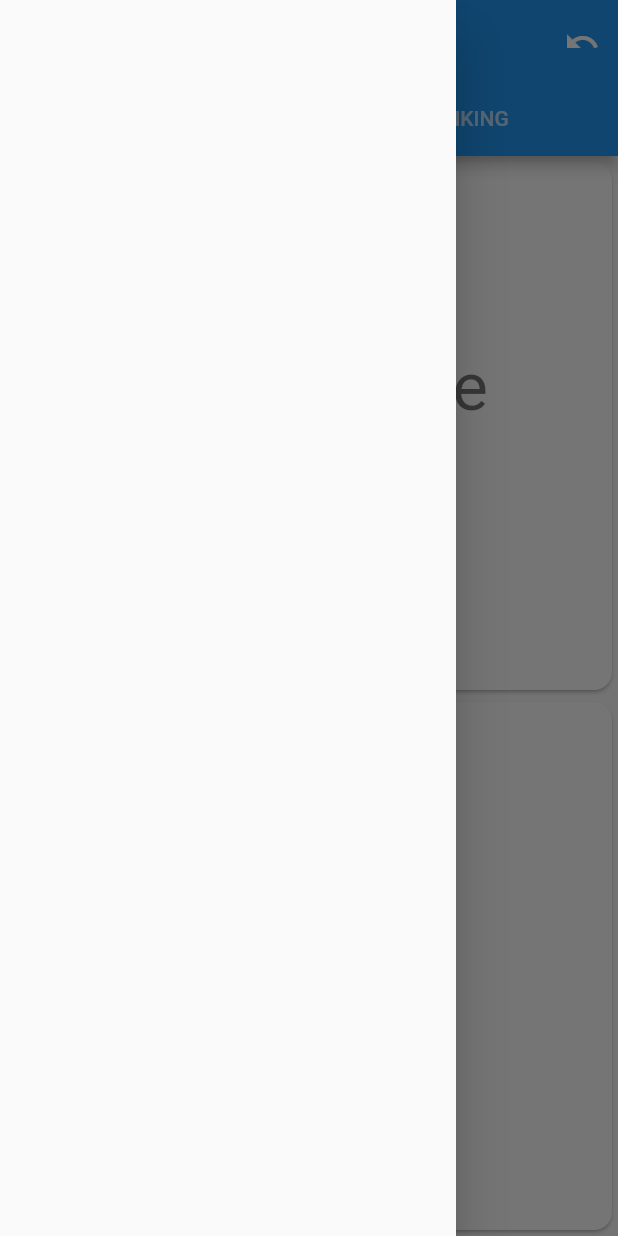
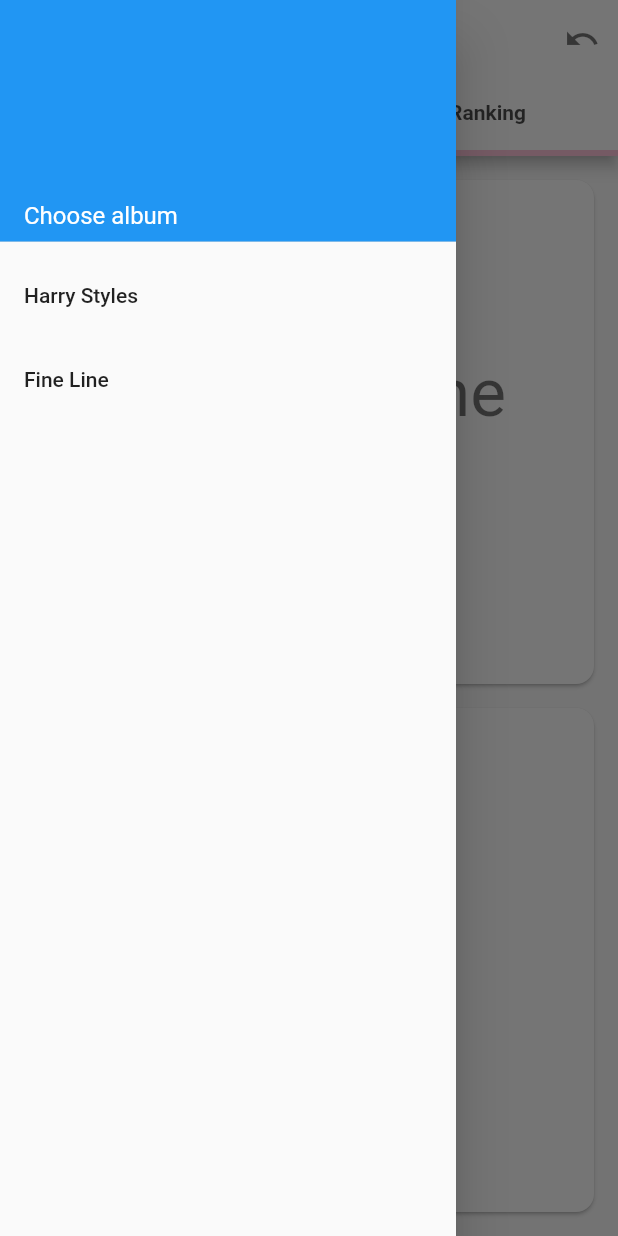
Before and after one commit to guilhermepata/song_ranker, a Flutter app: the screen it shows after launch, with the side drawer open, on a phone screen of 412 x 824 dp. Run offline on Flutter 3.47's test engine with Material 2 defaults, Android fonts, the phone set to English and light mode, and no system bars; drawn by our look-alikes of percent_indicator.

Commit message:
Updated look

```diff
--- a/lib/classes.dart
+++ b/lib/classes.dart
@@ -1,12 +1,15 @@
+import 'package:flutter/material.dart';
+
 class Album {
-  final List<Song> songs = List<Song>();
+  final List<Song> songs = <Song>[];
   final List<String> songNames;
+  final String title;
   final String artUrl;
   final Set<Set<int>> pairs = Set<Set<int>>();
-  final List<Set<int>> possiblePairs = List<Set<int>>();
+  final List<Set<int>> possiblePairs = <Set<int>>[];
   int index = 0;
 
-  Album(this.songNames, {this.artUrl = ''}) {
+  Album({@required this.title, @required this.songNames, this.artUrl = ''}) {
     for (var i = 0; i < songNames.length; i++) {
       songs.add(Song(songNames[i]));
       for (var j = i + 1; j < songNames.length; j++) {
@@ -34,7 +37,7 @@
   }
 
   List<Song> get topList {
-    List<Song> list = List<Song>();
+    List<Song> list = <Song>[];
     list.addAll(songs);
     list.sort((a, b) => ((b.score - a.score) * 100).round());
     return list;
@@ -68,6 +71,11 @@
         songNames[nextCombat.first] +
         ' vs ' +
         songNames[nextCombat.last]);
+  }
+
+  static Album join(Album a, Album b) {
+    //TODO
+    return a;
   }
 }
 
--- a/lib/main.dart
+++ b/lib/main.dart
@@ -1,5 +1,32 @@
 import 'package:flutter/material.dart';
 import 'classes.dart';
+import 'package:percent_indicator/percent_indicator.dart';
+
+Album harryStyles = Album(title: 'Harry Styles', songNames: <String>[
+  'Meet Me in the Hallway',
+  'Sign of the Times',
+  'Carolina',
+  'Two Ghosts',
+  'Sweet Creature',
+  'Only Angel',
+  'Kiwi',
+  'Ever Since New York',
+  'Woman',
+  'From the Dining Table'
+]);
+
+Album fineLine = Album(title: 'Fine Line', songNames: <String>[
+  'Meet Me in the Hallway',
+  'Sign of the Times',
+  'Carolina',
+  'Two Ghosts',
+  'Sweet Creature',
+  'Only Angel',
+  'Kiwi',
+  'Ever Since New York',
+  'Woman',
+  'From the Dining Table'
+]);
 
 void main() {
   runApp(MyApp());
@@ -33,20 +60,14 @@
 
   int pageIndex = 0;
 
+  double gutters = 16;
+  double margins = 16;
+  double tabMargins = 0;
+  bool isLandscape = false;
+
   Function onEnd = () => {};
 
-  Album album = Album(<String>[
-    'Meet Me in the Hallway',
-    'Sign of the Times',
-    'Carolina',
-    'Two Ghosts',
-    'Sweet Creature',
-    'Only Angel',
-    'Kiwi',
-    'Ever Since New York',
-    'Woman',
-    'From the Dining Table'
-  ]);
+  Album album = harryStyles;
 
   void onTapFirst() {
     setState(() {
@@ -78,30 +99,92 @@
 
   @override
   Widget build(BuildContext context) {
+    if (MediaQuery.of(context).size.width > 600) {
+      setState(() {
+        tabMargins = (MediaQuery.of(context).size.width - 600) / 2;
+      });
+      if (MediaQuery.of(context).size.width > 720) {
+        setState(() {
+          margins = 24;
+        });
+        if (MediaQuery.of(context).size.width > 1000)
+          setState(() {
+            gutters = 72;
+          });
+      }
+    }
+    if (MediaQuery.of(context).size.width > MediaQuery.of(context).size.height)
+      setState(() {
+        isLandscape = true;
+      });
     return DefaultTabController(
       length: 2,
       initialIndex: 0,
       child: Scaffold(
-        drawer: Drawer(),
+        drawer: buildDrawer(),
         appBar: AppBar(
+          backwardsCompatibility: false,
+          backgroundColor: Colors.white,
+          foregroundColor: Colors.black54,
+          brightness: Brightness.light,
           actions: [
             IconButton(
+                color: Colors.black54,
                 icon: Icon(Icons.undo),
                 onPressed: () => setState(() {
                       album.build();
                     }))
           ],
-          bottom: TabBar(
+          bottom: PreferredSize(
+            preferredSize: Size.fromHeight(48),
+            child: Column(
+              children: [
+                Padding(
+                  padding: EdgeInsets.only(
+                      left: gutters, right: tabMargins * 2 - gutters),
+                  child: TabBar(
+                    labelStyle: Theme.of(context)
+                        .textTheme
+                        .button
+                        .apply(fontWeightDelta: 1),
+                    labelColor: Colors.black,
+                    indicatorSize: TabBarIndicatorSize.label,
+                    indicatorPadding: EdgeInsets.only(bottom: 8),
                     tabs: [
                       Tab(
-                text: 'CONTESTS',
+                        text: 'Contests',
                       ),
-              Tab(text: 'RANKING')
+                      Tab(text: 'Ranking')
                     ],
                   ),
                 ),
+                LinearPercentIndicator(
+                    width: MediaQuery.of(context).size.width,
+                    lineHeight: 4,
+                    padding: EdgeInsets.zero,
+                    curve: Curves.fastOutSlowIn,
+                    linearStrokeCap: LinearStrokeCap.butt,
+                    percent: album.progress,
+                    animateFromLastPercent: true,
+                    animation: true,
+                    animationDuration: 250,
+                    backgroundColor: Colors.pinkAccent.withOpacity(0.3),
+                    progressColor: Colors.pinkAccent)
+              ],
+            ),
+          ),
+        ),
         body: TabBarView(
-          children: [buildComparePage(), buildRankPage()],
+          children: [
+            Padding(
+              padding: EdgeInsets.only(left: gutters, right: gutters),
+              child: buildComparePage(),
+            ),
+            Padding(
+              padding: EdgeInsets.only(left: gutters, right: gutters),
+              child: buildRankPage(),
+            )
+          ],
         ),
         // bottomNavigationBar: BottomNavigationBar(
         //   showUnselectedLabels: false,
@@ -121,61 +204,104 @@
     );
   }
 
-  AnimatedOpacity buildComparePage() {
-    return AnimatedOpacity(
-        curve: Curves.easeOutSine,
-        opacity: cardOpacity,
-        onEnd: onEnd,
-        duration: Duration(milliseconds: 250),
+  Drawer buildDrawer() => Drawer(
+        child: ListView(
+          children: [
+            DrawerHeader(
               child: Column(
-          mainAxisAlignment: MainAxisAlignment.center,
                 mainAxisSize: MainAxisSize.max,
-          children: <Widget>[
+                mainAxisAlignment: MainAxisAlignment.end,
+                crossAxisAlignment: CrossAxisAlignment.start,
+                children: [
+                  Text(
+                    'Choose album',
+                    style: Theme.of(context)
+                        .textTheme
+                        .subtitle1
+                        .apply(color: Colors.white),
+                  ),
+                ],
+              ),
+              decoration: BoxDecoration(
+                color: Colors.blue,
+              ),
+            ),
+            buildAlbumTile(harryStyles),
+            buildAlbumTile(fineLine),
+          ],
+        ),
+      );
+
+  ListTile buildAlbumTile(Album album) {
+    return ListTile(
+        title: Text(album.title),
+        onTap: () {
+          setState(() {
+            this.album = album;
+          });
+        });
+  }
+
+  Widget buildComparePage() {
+    List<Widget> children = <Widget>[
       SongCard(
         name: album.songNames[album.nextCombat.first],
         onTap: onTapFirst,
+      ),
+      SizedBox(
+        height: margins,
+        width: margins,
       ),
       SongCard(
         name: album.songNames[album.nextCombat.last],
         onTap: onTapSecond,
       ),
-          ],
-        ));
+    ];
+
+    return Padding(
+      padding: EdgeInsets.only(top: margins, bottom: margins),
+      child: AnimatedOpacity(
+          curve: Curves.easeOutSine,
+          opacity: cardOpacity,
+          onEnd: onEnd,
+          duration: Duration(milliseconds: 250),
+          child: isLandscape
+              ? Row(
+                  children: children,
+                  mainAxisAlignment: MainAxisAlignment.center,
+                  mainAxisSize: MainAxisSize.max,
+                )
+              : Column(
+                  mainAxisAlignment: MainAxisAlignment.center,
+                  mainAxisSize: MainAxisSize.max,
+                  children: children)),
+    );
   }
 
-  Stack buildRankPage() {
-    return Stack(
-      children: [
-        Column(
-          children: [
-            Expanded(
-              child: Container(
-                color: Colors.transparent,
+  Widget buildRankPage() {
+    return Padding(
+      padding: EdgeInsets.only(top: margins),
+      child: Card(
+        shape: RoundedRectangleBorder(
+          borderRadius: BorderRadius.vertical(top: Radius.circular(12)),
         ),
-            )
-          ],
-        ),
-        SingleChildScrollView(
-          child: Card(
-            child: Column(
-              mainAxisSize: MainAxisSize.max,
-              mainAxisAlignment: MainAxisAlignment.start,
+        margin: EdgeInsets.zero,
+        child: ListView(
           children: buildRankTiles(),
         ),
       ),
-        ),
-      ],
     );
   }
 
   List<Widget> buildRankTiles() {
     var result = <Widget>[];
+    if (album.progress > 0.3) {
       for (var i = 0; i < album.songs.length; i++) {
-      if (album.topList[i].contests.length > album.songs.length / 2)
         result.add(RankTile(
             index: i,
             title: album.topList[i].name,
             score: album.topList[i].score));
+      }
     }
     return result;
   }
@@ -196,7 +322,7 @@
   @override
   Widget build(BuildContext context) {
     return ListTile(
-      dense: true,
+      // dense: true,
       leading: Padding(
         padding: const EdgeInsets.all(0),
         child: Container(
@@ -209,7 +335,7 @@
         ),
       ),
       title: Text(title, style: Theme.of(context).textTheme.subtitle1),
-      subtitle: Text((score * 100).round().toString()),
+      // subtitle: Text((score * 100).round().toString()),
     );
   }
 }
@@ -228,12 +354,17 @@
   Widget build(BuildContext context) {
     return Expanded(
       child: Card(
+        margin: EdgeInsets.zero,
         clipBehavior: Clip.hardEdge,
         shape: RoundedRectangleBorder(borderRadius: BorderRadius.circular(12)),
         child: InkWell(
           // splashColor: Colors.greenAccent,
           onTap: onTap,
-          child: Row(
+          child: Column(
+            mainAxisSize: MainAxisSize.max,
+            mainAxisAlignment: MainAxisAlignment.center,
+            children: [
+              Row(
                 mainAxisSize: MainAxisSize.max,
                 children: [
                   Flexible(
@@ -246,6 +377,8 @@
                   ),
                 ],
               ),
+            ],
+          ),
         ),
       ),
     );
--- a/pubspec.yaml
+++ b/pubspec.yaml
@@ -23,6 +23,7 @@
 dependencies:
   flutter:
     sdk: flutter
+  percent_indicator: "^2.1.7+2"
 
 
   # The following adds the Cupertino Icons font to your application.
```
Also changed, not shown: pubspec.lock. Lines whose indentation alone changed are shown as unchanged.
